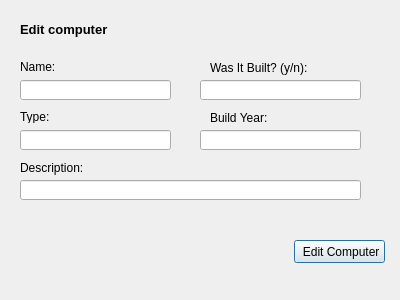
Above: vika3/ui/editcomputer.ui from hlynurstef/Verklegt-namskeid-1-vika-3 before the change. Below: the same form after it.
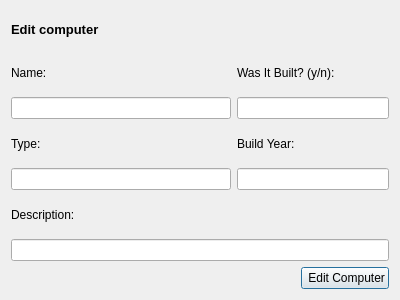
That is the form after the change. Icons and pictures are not drawn.

```diff
--- a/vika3/ui/editcomputer.ui
+++ b/vika3/ui/editcomputer.ui
@@ -17,147 +17,72 @@
    <iconset resource="resources.qrc">
     <normaloff>:/icons/Images/edit_.png</normaloff>:/icons/Images/edit_.png</iconset>
   </property>
+  <layout class="QGridLayout" name="gridLayout">
+   <item row="0" column="0">
   <widget class="QLabel" name="label_editComputer">
-   <property name="geometry">
-    <rect>
-     <x>20</x>
-     <y>20</y>
-     <width>111</width>
-     <height>20</height>
-    </rect>
-   </property>
    <property name="text">
     <string>&lt;html&gt;&lt;head/&gt;&lt;body&gt;&lt;p&gt;&lt;span style=&quot; font-size:10pt; font-weight:600;&quot;&gt;Edit computer&lt;/span&gt;&lt;/p&gt;&lt;/body&gt;&lt;/html&gt;</string>
    </property>
   </widget>
-  <widget class="QPushButton" name="pushButton_editcomputer">
-   <property name="geometry">
-    <rect>
-     <x>294</x>
-     <y>240</y>
-     <width>91</width>
-     <height>23</height>
-    </rect>
-   </property>
-   <property name="text">
-    <string> Edit Computer</string>
-   </property>
-  </widget>
-  <widget class="QLineEdit" name="lineEdit_description">
-   <property name="geometry">
-    <rect>
-     <x>20</x>
-     <y>180</y>
-     <width>341</width>
-     <height>20</height>
-    </rect>
-   </property>
-  </widget>
-  <widget class="QLabel" name="label_description">
-   <property name="geometry">
-    <rect>
-     <x>20</x>
-     <y>160</y>
-     <width>101</width>
-     <height>16</height>
-    </rect>
-   </property>
-   <property name="text">
-    <string>Description:</string>
-   </property>
-  </widget>
+   </item>
+   <item row="1" column="0">
   <widget class="QLabel" name="label_name">
-   <property name="geometry">
-    <rect>
-     <x>20</x>
-     <y>60</y>
-     <width>47</width>
-     <height>13</height>
-    </rect>
-   </property>
    <property name="text">
     <string>Name:</string>
    </property>
   </widget>
-  <widget class="QLineEdit" name="lineEdit_name">
-   <property name="geometry">
-    <rect>
-     <x>20</x>
-     <y>80</y>
-     <width>151</width>
-     <height>20</height>
-    </rect>
-   </property>
-  </widget>
-  <widget class="QLineEdit" name="lineEdit_wasbuilt">
-   <property name="geometry">
-    <rect>
-     <x>200</x>
-     <y>80</y>
-     <width>161</width>
-     <height>20</height>
-    </rect>
-   </property>
-  </widget>
+   </item>
+   <item row="1" column="1" colspan="2">
   <widget class="QLabel" name="label_wasbuilt">
-   <property name="geometry">
-    <rect>
-     <x>210</x>
-     <y>60</y>
-     <width>121</width>
-     <height>16</height>
-    </rect>
-   </property>
    <property name="text">
     <string>Was It Built? (y/n):</string>
    </property>
   </widget>
+   </item>
+   <item row="2" column="0">
+    <widget class="QLineEdit" name="lineEdit_name"/>
+   </item>
+   <item row="2" column="1" colspan="2">
+    <widget class="QLineEdit" name="lineEdit_wasbuilt"/>
+   </item>
+   <item row="3" column="0">
   <widget class="QLabel" name="label_type">
-   <property name="geometry">
-    <rect>
-     <x>20</x>
-     <y>110</y>
-     <width>47</width>
-     <height>13</height>
-    </rect>
-   </property>
    <property name="text">
     <string>Type:</string>
    </property>
   </widget>
+   </item>
+   <item row="3" column="1">
   <widget class="QLabel" name="label_buildYear">
-   <property name="geometry">
-    <rect>
-     <x>210</x>
-     <y>110</y>
-     <width>61</width>
-     <height>16</height>
-    </rect>
-   </property>
    <property name="text">
     <string>Build Year:</string>
    </property>
   </widget>
-  <widget class="QLineEdit" name="lineEdit_type">
-   <property name="geometry">
-    <rect>
-     <x>20</x>
-     <y>130</y>
-     <width>151</width>
-     <height>20</height>
-    </rect>
-   </property>
-  </widget>
-  <widget class="QLineEdit" name="lineEdit_buildyear">
-   <property name="geometry">
-    <rect>
-     <x>200</x>
-     <y>130</y>
-     <width>161</width>
-     <height>20</height>
-    </rect>
-   </property>
-  </widget>
+   </item>
+   <item row="4" column="0">
+    <widget class="QLineEdit" name="lineEdit_type"/>
+   </item>
+   <item row="4" column="1" colspan="2">
+    <widget class="QLineEdit" name="lineEdit_buildyear"/>
+   </item>
+   <item row="5" column="0">
+    <widget class="QLabel" name="label_description">
+     <property name="text">
+      <string>Description:</string>
+     </property>
+    </widget>
+   </item>
+   <item row="6" column="0" colspan="3">
+    <widget class="QLineEdit" name="lineEdit_description"/>
+   </item>
+   <item row="7" column="2">
+    <widget class="QPushButton" name="pushButton_editcomputer">
+     <property name="text">
+      <string> Edit Computer</string>
+     </property>
+    </widget>
+   </item>
+  </layout>
  </widget>
  <resources>
   <include location="resources.qrc"/>
```
Lines whose indentation alone changed are shown as unchanged.
